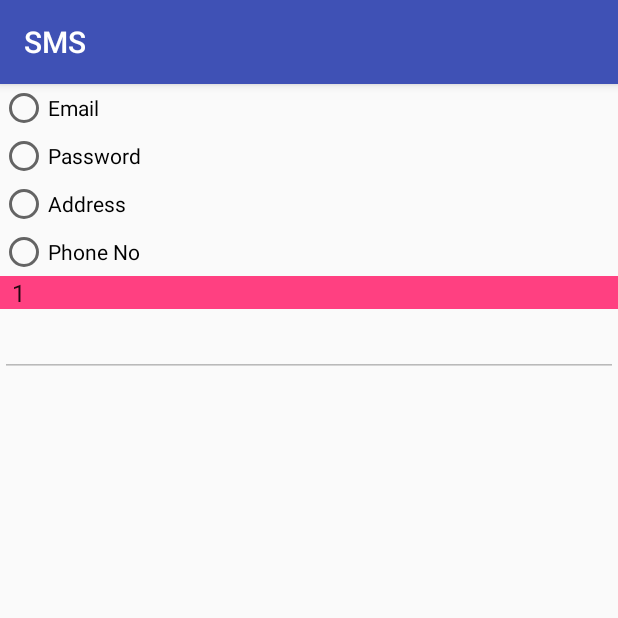
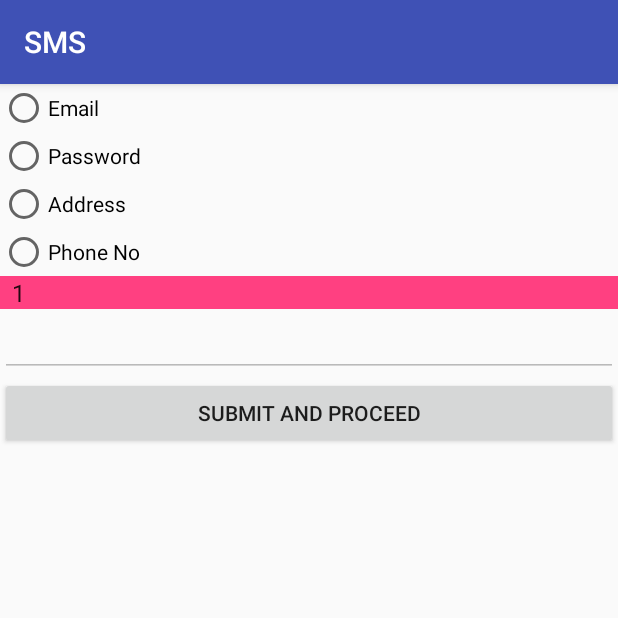
Before and after one commit to sachinitk/SMS, an Android app: the edit_basic_info screen opened directly, with no data from a screen before it, on a phone screen of 412 x 824 dp, the top half of it. Run offline under Robolectric (Android 15) with nearby library versions, the phone set to English and light mode, and no system bars.

```diff
--- a/app/src/main/java/com/example/sachin/sms/Admin/studnent_details/update/edit_basic_info.java
+++ b/app/src/main/java/com/example/sachin/sms/Admin/studnent_details/update/edit_basic_info.java
@@ -2,6 +2,7 @@ package com.example.sachin.sms.Admin.studnent_details.update;
 
 import android.support.v7.app.AppCompatActivity;
 import android.os.Bundle;
+import android.widget.Button;
 import android.widget.EditText;
 import android.widget.RadioGroup;
 
@@ -12,6 +13,8 @@ public class edit_basic_info extends AppCompatActivity implements RadioGroup.OnC
 
     private RadioGroup rg1;
     private EditText edit;
+    private Button submit;
+    String email;
     @Override
     protected void onCreate(Bundle savedInstanceState) {
         super.onCreate(savedInstanceState);
@@ -20,14 +23,19 @@ public class edit_basic_info extends AppCompatActivity implements RadioGroup.OnC
         rg1 = (RadioGroup)findViewById(R.id.rg_edit_basic);
         rg1.setOnCheckedChangeListener(this);
         edit = (EditText)findViewById(R.id.basic_fill);
+        submit = (Button)findViewById(R.id.submit_basic);
         actv(false);
     }
+
+
+
+
     @Override
     public void onCheckedChanged(RadioGroup group,int checkedId){
         switch (checkedId)
         {
             case  R.id.edit_stud_email:
-            op1 = "call";
+             change_email();
             actv(true);
             break;
             case R.id.edit_stud_mobile:
@@ -51,4 +59,10 @@ public class edit_basic_info extends AppCompatActivity implements RadioGroup.OnC
             edit.requestFocus();
         }
     }
+
+public void change_email(){
+        email = edit.getText().toString().trim();
+
 }
+
+}
--- a/app/src/main/res/layout/activity_edit_basic_info.xml
+++ b/app/src/main/res/layout/activity_edit_basic_info.xml
@@ -56,6 +56,12 @@
            android:layout_height="wrap_content"
            />
 
+       <Button
+           android:id="@+id/submit_basic"
+           android:layout_width="match_parent"
+           android:layout_height="wrap_content"
+           android:text="@string/Subpro"/>
+
 
    </LinearLayout>
 
```
Also changed, not shown: app/src/main/java/com/example/sachin/sms/Admin/studnent_details/add_stud.java (+71 -0 lines), app/src/main/java/com/example/sachin/sms/SupportClasses/ConfigAdmin.java (+10 -0 lines), app/src/main/java/com/example/sachin/sms/SupportClasses/Configstu.java (+8 -2 lines).
